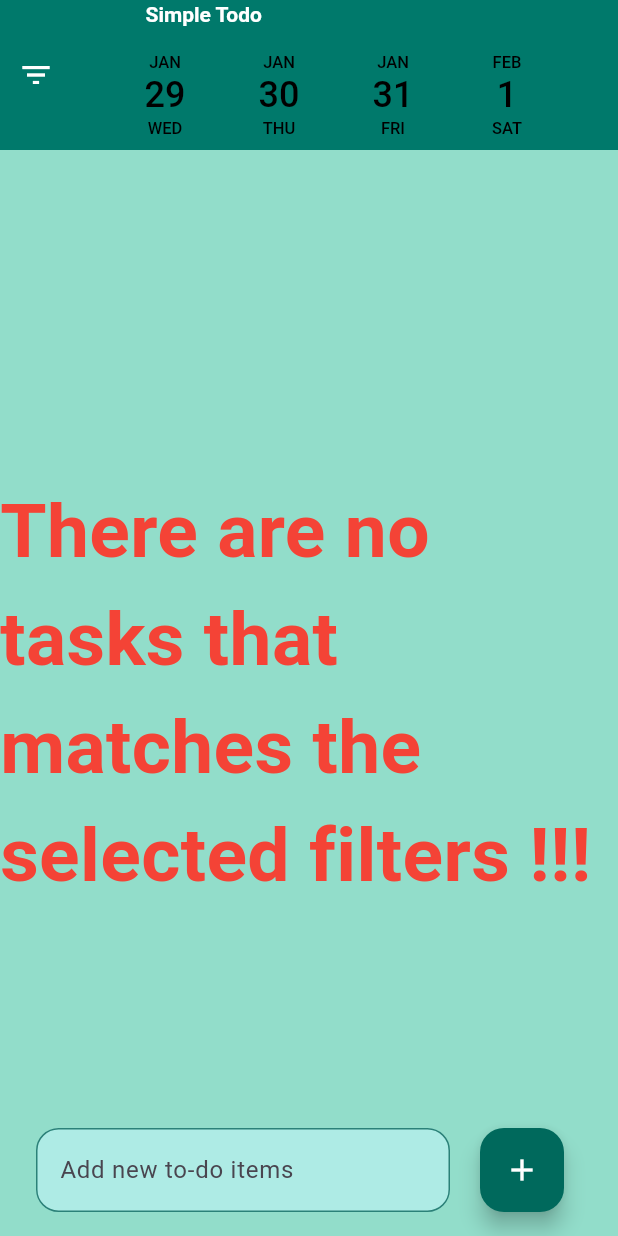
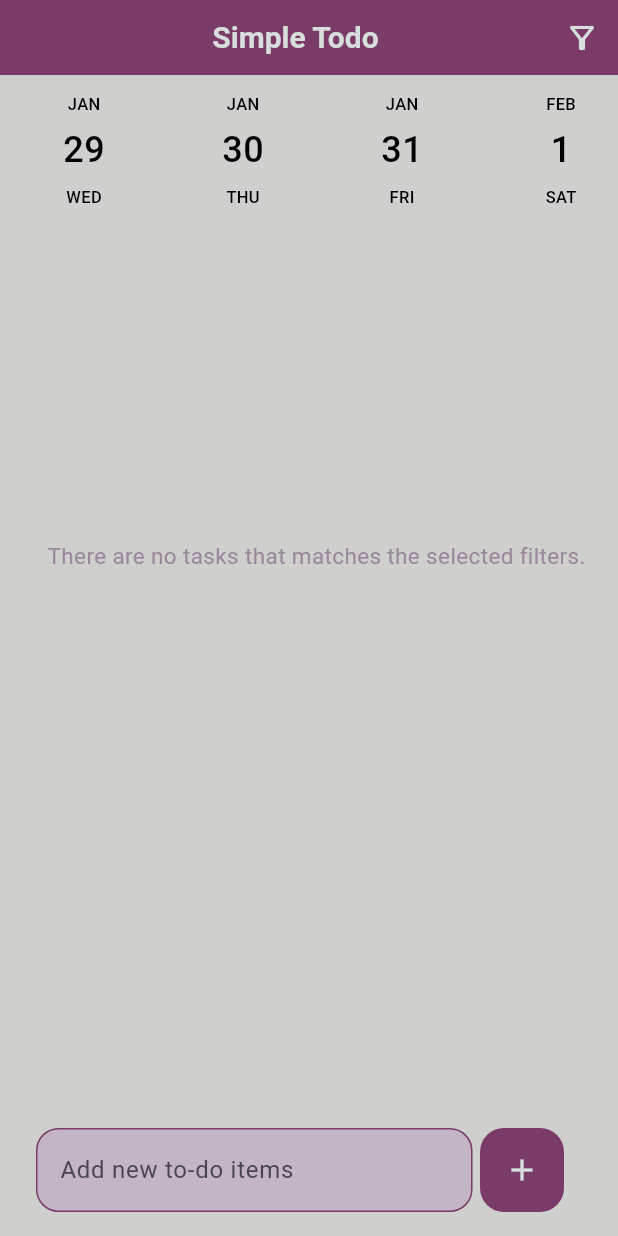
Before and after one commit to aserhatsahin/ToDo-Flutter-App, a Flutter app: the screen it shows after launch, on a phone screen of 412 x 824 dp. Run offline on Flutter 3.47's test engine with Material 3 defaults, Android fonts, the phone set to English and light mode, and no system bars; drawn by our look-alikes of animated_text_kit, date_picker_timeline; our stand-ins replace flutter_slidable, shared_preferences; missing offline and left inert: multiselect.

Commit message:
UI DESIGN CHANGES

```diff
--- a/lib/pages/home_page.dart
+++ b/lib/pages/home_page.dart
@@ -1,11 +1,13 @@
 import 'dart:core';
-
+import 'package:multiselect/multiselect.dart';
+import 'package:animated_text_kit/animated_text_kit.dart';
 import 'package:flutter/material.dart';
 import 'package:date_picker_timeline/date_picker_timeline.dart';
 import 'package:todo_list_app/repository/todoRepository.dart';
 import 'package:todo_list_app/utils/todo_list.dart';
 import 'package:todo_list_app/classes/todo.dart';
 
+//NULL SAFETY , FUTUREBUILDER
 class HomePage extends StatefulWidget {
   HomePage({super.key});
 
@@ -142,34 +144,134 @@ class _HomePageState extends State<HomePage> {
   Widget build(BuildContext context) {
     final filteredTodoList = createFilteredList(_selectedTags);
     return Scaffold(
-      backgroundColor: const Color.fromARGB(255, 146, 221, 202),
+      backgroundColor: const Color(0xFFCFCFCD),
       appBar: AppBar(
-        toolbarHeight: 100,
+        toolbarHeight: 50,
         title: Column(
           crossAxisAlignment: CrossAxisAlignment.center,
           children: [
             Container(
-              alignment: Alignment.topLeft,
-              padding: EdgeInsets.fromLTRB(25, 20, 0, 10),
+              alignment: Alignment.center,
+              padding: EdgeInsets.fromLTRB(80, 20, 50, 20),
               child: Text(
                 'Simple Todo',
                 style: TextStyle(
-                    fontSize: 14, height: 0.5, fontWeight: FontWeight.bold),
+                    color: Color(0xFFD7DEDC),
+                    fontSize: 20,
+                    height: 0.5,
+                    fontWeight: FontWeight.bold),
               ),
             ),
+          ],
+        ),
+        actions: [
+          PopupMenuButton<String>(
+            color: const Color.fromARGB(124, 122, 59, 105),
+            icon: Icon(Icons.filter_alt_outlined),
+            itemBuilder: (BuildContext context) {
+              return [
+                PopupMenuItem<String>(
+                  enabled: false,
+                  child: Wrap(
+                    spacing: 10.0,
+                    runSpacing: 6.0,
+                    children: _filterTags.map((tag) {
+                      return FilterChip(
+                        label: Text(tag),
+                        selected: _selectedTags.contains(tag),
+                        onSelected: (isSelected) {
+                          _toggleTag(tag);
+                          Navigator.pop(context); // Popup'u kapatır
+                        },
+                        backgroundColor:
+                            const Color.fromARGB(255, 217, 207, 222),
+                        selectedColor: const Color(0xFF7A3B69),
+                      );
+                    }).toList(),
+                  ),
+                ),
+              ];
+            },
+          ),
+        ],
+        centerTitle: true,
+        backgroundColor: Color(0xFF7A3B69),
+        foregroundColor: Color(0xFFD7DEDC),
+        // leading: Builder(builder: (BuildContext context) {
+        //   return Container(
+        //     alignment: Alignment.centerLeft,
+        //     height: 30,
+        //     width: 30,
+        //     child: IconButton(
+        //       onPressed: () {
+        //         Scaffold.of(context).openDrawer();
+        //       },
+        //       icon: Icon(Icons.filter_list),
+        //     ),
+        //   );
+        // }),
+      ),
+      // drawer: Drawer(
+      //   child: Container(
+      //     color: const Color.fromARGB(255, 141, 227, 218),
+      //     child: Column(
+      //       crossAxisAlignment: CrossAxisAlignment.start,
+      //       children: [
+      //         SizedBox(
+      //           height: 300,
+      //           child: DrawerHeader(
+      //             child: Center(
+      //               child: Text(
+      //                 'Filter Options',
+      //                 style: TextStyle(
+      //                   fontSize: 30,
+      //                   fontWeight: FontWeight.bold,
+      //                 ),
+      //               ),
+      //             ),
+      //           ),
+      //         ),
+      //         Padding(
+      //           padding: const EdgeInsets.all(8.0),
+      //           child: Wrap(
+      //             spacing: 8.0,
+      //             runSpacing: 8.0,
+      //             children: _filterTags.map((tag) {
+      //               return SizedBox(
+      //                 width: 120,
+      //                 child: FilterChip(
+      //                   label: Center(child: Text(tag)),
+      //                   selected: _selectedTags.contains(tag),
+      //                   onSelected: (isSelected) {
+      //                     _toggleTag(tag);
+      //                     setState(() {});
+      //                   },
+      //                   backgroundColor: Colors.white,
+      //                   selectedColor: Colors.teal[200],
+      //                 ),
+      //               );
+      //             }).toList(),
+      //           ),
+      //         ),
+      //       ],
+      //     ),
+      //   ),
+      // ),
+      body: Column(
+        children: [
           Container(
-              padding: EdgeInsets.fromLTRB(0, 0, 0, 10),
+            padding: EdgeInsets.fromLTRB(3, 0, 3, 10),
             child: DatePicker(
-                width: 70,
-                height: 80,
+              width: 100,
+              height: 100,
               DateTime.now().subtract(Duration(days: 7)),
               activeDates: List.generate(
                   38,
                   (index) => (DateTime.now().subtract(Duration(days: 7)))
                       .add(Duration(days: index))),
               initialSelectedDate: DateTime.now(),
-                selectionColor: const Color.fromARGB(255, 77, 163, 143),
-                selectedTextColor: Colors.white,
+              selectionColor: const Color(0xFF7A3B69),
+              selectedTextColor: Color(0xFFD7DEDC),
               daysCount: 38,
               onDateChange: (date) {
                 setState(() {
@@ -178,79 +280,26 @@ class _HomePageState extends State<HomePage> {
               },
             ),
           ),
+          Expanded(
+            child: filteredTodoList.isEmpty
+                ? Column(mainAxisAlignment: MainAxisAlignment.start, children: [
+                    Container(
+                      padding: EdgeInsets.fromLTRB(20, 200, 10, 50),
+                      child: AnimatedTextKit(
+                        animatedTexts: [
+                          TyperAnimatedText(
+                            'There are no tasks that matches the selected filters.',
+                            textStyle: TextStyle(
+                              fontSize: 15,
+                              color: const Color(0xFF9A879D),
+                            ),
+                          )
                         ],
+                        totalRepeatCount: 5,
+                        pause: const Duration(milliseconds: 1000),
+                        displayFullTextOnTap: true,
+                        stopPauseOnTap: true,
                       ),
-        centerTitle: true,
-        backgroundColor: Colors.teal[700],
-        foregroundColor: Colors.white,
-        leading: Builder(builder: (BuildContext context) {
-          return Container(
-            alignment: Alignment.centerLeft,
-            height: 30,
-            width: 30,
-            child: IconButton(
-              onPressed: () {
-                Scaffold.of(context).openDrawer();
-              },
-              icon: Icon(Icons.filter_list),
-            ),
-          );
-        }),
-      ),
-      drawer: Drawer(
-        child: Container(
-          color: const Color.fromARGB(255, 141, 227, 218),
-          child: Column(
-            crossAxisAlignment: CrossAxisAlignment.start,
-            children: [
-              SizedBox(
-                height: 300,
-                child: DrawerHeader(
-                  child: Center(
-                    child: Text(
-                      'Filter Options',
-                      style: TextStyle(
-                        fontSize: 30,
-                        fontWeight: FontWeight.bold,
-                      ),
-                    ),
-                  ),
-                ),
-              ),
-              Padding(
-                padding: const EdgeInsets.all(8.0),
-                child: Wrap(
-                  spacing: 8.0,
-                  runSpacing: 8.0,
-                  children: _filterTags.map((tag) {
-                    return SizedBox(
-                      width: 120,
-                      child: FilterChip(
-                        label: Center(child: Text(tag)),
-                        selected: _selectedTags.contains(tag),
-                        onSelected: (isSelected) {
-                          _toggleTag(tag);
-                          setState(() {});
-                        },
-                        backgroundColor: Colors.white,
-                        selectedColor: Colors.teal[200],
-                      ),
-                    );
-                  }).toList(),
-                ),
-              ),
-            ],
-          ),
-        ),
-      ),
-      body: filteredTodoList.isEmpty
-          ? Column(mainAxisAlignment: MainAxisAlignment.spaceAround, children: [
-              Text(
-                'There are no tasks that matches the selected filters !!!',
-                style: TextStyle(
-                    fontSize: 50,
-                    color: Colors.red,
-                    fontWeight: FontWeight.bold),
                     )
                   ])
                 : ListView.builder(
@@ -276,38 +325,44 @@ class _HomePageState extends State<HomePage> {
                       );
                     },
                   ),
+          ),
+        ],
+      ),
       floatingActionButton: Padding(
         padding: const EdgeInsets.symmetric(horizontal: 20),
         child: Row(
           children: [
             Expanded(
               child: Padding(
-                padding: const EdgeInsets.symmetric(horizontal: 20),
+                padding: const EdgeInsets.fromLTRB(20, 20, 0, 0),
                 child: TextField(
                   controller: _controller,
                   decoration: InputDecoration(
                     hintText: 'Add new to-do items',
                     filled: true,
-                    fillColor: const Color.fromARGB(255, 174, 235, 229),
+                    fillColor: const Color.fromARGB(146, 188, 161, 192),
                     enabledBorder: OutlineInputBorder(
-                      borderSide: BorderSide(
-                          color: const Color.fromARGB(255, 43, 129, 120)),
+                      borderSide: BorderSide(color: const Color(0xFF7A3B69)),
                       borderRadius: BorderRadius.circular(15),
                     ),
                     focusedBorder: OutlineInputBorder(
-                      borderSide: BorderSide(color: Colors.teal),
+                      borderSide: BorderSide(color: Color(0xFF7A3B69)),
                       borderRadius: BorderRadius.circular(15),
                     ),
                   ),
                 ),
               ),
             ),
-            FloatingActionButton(
+            Padding(
+              padding: const EdgeInsets.fromLTRB(5, 20, 0, 0),
+              child: FloatingActionButton(
                 onPressed: saveNewTask,
-              backgroundColor: Colors.teal.shade800,
+                elevation: 0,
+                backgroundColor: Color(0xFF7A3B69),
                 child: const Icon(
                   Icons.add,
-                color: Colors.white,
+                  color: Color(0xFFD7DEDC),
+                ),
               ),
             ),
           ],
--- a/lib/utils/todo_list.dart
+++ b/lib/utils/todo_list.dart
@@ -1,6 +1,5 @@
 import 'package:flutter/material.dart';
 import 'package:flutter_slidable/flutter_slidable.dart';
-import 'package:easy_date_timeline/easy_date_timeline.dart';
 
 class ToDoList extends StatelessWidget {
   ToDoList({
@@ -41,20 +40,20 @@ class ToDoList extends StatelessWidget {
                 onPressed: deleteFunction,
                 icon: Icons.delete,
                 borderRadius: BorderRadius.circular(15),
-                backgroundColor: Colors.red.shade300,
+                backgroundColor: Color(0xFF563440),
               ),
               SlidableAction(
                 onPressed: editFunction,
                 icon: Icons.edit,
                 borderRadius: BorderRadius.circular(15),
-                backgroundColor: Colors.red.shade200,
+                backgroundColor: Color(0xFF7A3B69),
               ),
             ],
           ),
           child: Container(
             padding: const EdgeInsets.all(20),
             decoration: BoxDecoration(
-              color: const Color.fromARGB(255, 120, 182, 176),
+              color: const Color(0xFF9A879D),
               borderRadius: BorderRadius.circular(15),
             ),
             child: Row(
@@ -62,7 +61,7 @@ class ToDoList extends StatelessWidget {
                 Checkbox(
                   value: taskCompleted,
                   onChanged: onChanged,
-                  activeColor: const Color.fromARGB(255, 12, 58, 54),
+                  activeColor: const Color(0xFF563440),
                   checkColor: Colors.white,
                   side: const BorderSide(color: Colors.white),
                 ),
@@ -87,7 +86,8 @@ class ToDoList extends StatelessWidget {
                                 ),
                                 decoration: InputDecoration(
                                   border: OutlineInputBorder(
-                                    borderSide: BorderSide(color: Colors.teal),
+                                    borderSide:
+                                        BorderSide(color: Color(0xFF7A3B69)),
                                     borderRadius: BorderRadius.circular(8),
                                   ),
                                   hintText: 'Edit task',
@@ -106,7 +106,7 @@ class ToDoList extends StatelessWidget {
                                     .text); // Call saveFunction when the button is pressed
                               },
                               style: ElevatedButton.styleFrom(
-                                backgroundColor: Colors.teal,
+                                backgroundColor: Color(0xFF7A3B69),
                                 shape: RoundedRectangleBorder(
                                   borderRadius: BorderRadius.circular(8),
                                 ),
@@ -126,7 +126,7 @@ class ToDoList extends StatelessWidget {
                             Text(
                               taskName,
                               style: TextStyle(
-                                color: Colors.white,
+                                color: Color.fromARGB(255, 245, 249, 248),
                                 fontSize: 18,
                                 decoration: taskCompleted
                                     ? TextDecoration.lineThrough
--- a/pubspec.yaml
+++ b/pubspec.yaml
@@ -38,6 +38,11 @@ dependencies:
   flutter_slidable: ^4.0.0
   shared_preferences: ^2.4.0
   easy_date_timeline: ^2.0.6
+  flutter_smart_dialog: ^4.9.8+5
+  info_popup: ^4.3.2
+  animated_text_kit: ^4.2.3
+  popover: ^0.3.1
+  multiselect: ^0.1.1
 
 dev_dependencies:
   flutter_test:
```
Also changed, not shown: pubspec.lock. Lines whose indentation alone changed are shown as unchanged.
